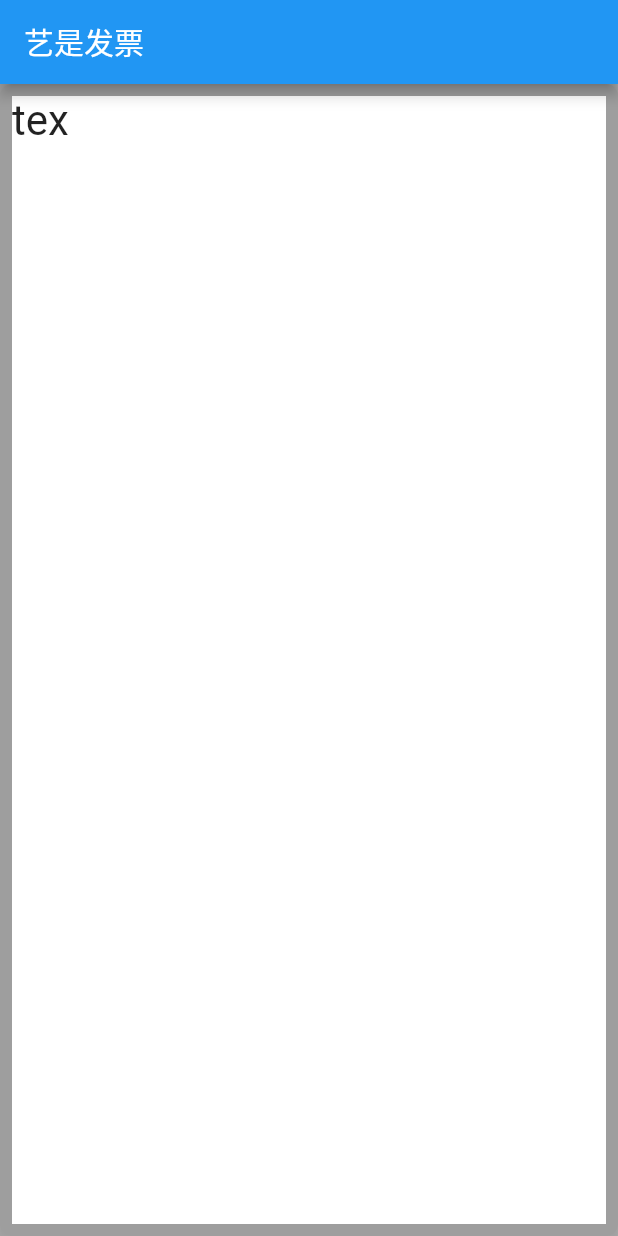
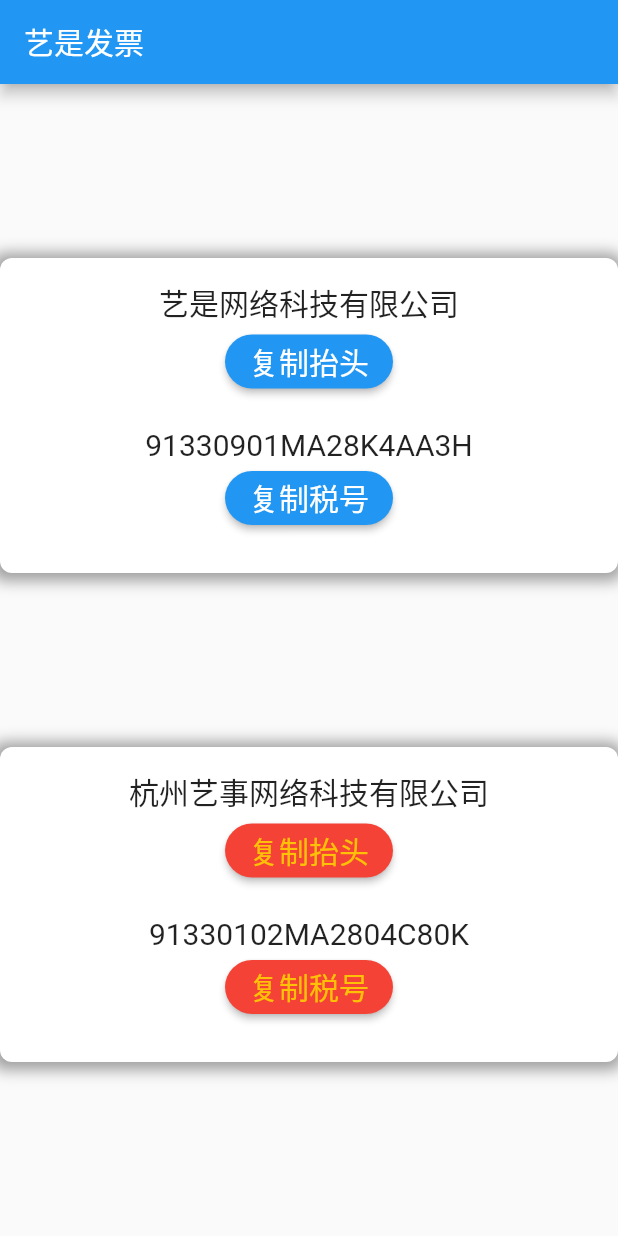
Before and after one commit to fbyfbyfby/flutterDemo, a Flutter app: the screen it shows after launch, on a phone screen of 412 x 824 dp. Run offline on Flutter 3.47's test engine with Material 2 defaults, Android fonts, the phone set to English and light mode, and no system bars; our stand-ins replace fluttertoast.

Commit message:
Android 完成

```diff
--- a/flutter_demo/lib/main.dart
+++ b/flutter_demo/lib/main.dart
@@ -1,4 +1,7 @@
 import 'package:flutter/material.dart';
+import 'dart:ui' as ui;
+import 'package:fluttertoast/fluttertoast.dart';
+import 'package:flutter/services.dart';
 
 void main() => runApp(new MyApp());
 
@@ -6,7 +9,13 @@
   @override
   Widget build(BuildContext context) {
     final appName = "艺是发票助手";
-
+    MediaQueryData mediaQuery = MediaQueryData.fromWindow(ui.window);
+    var w = mediaQuery.size.width; //屏幕宽度
+    var h = mediaQuery.size.height; //屏幕高度
+    const name1 = '艺是网络科技有限公司';
+    const num1 = '91330901MA28K4AA3H';
+    const name2 = '杭州艺事网络科技有限公司';
+    const num2 = '91330102MA2804C80K';
     return new MaterialApp(
       title: appName,
       home: new Scaffold(
@@ -14,26 +23,158 @@
           title: new Text('艺是发票'),
         ),
         body: new Center(
-            child: Container(
-          constraints: new BoxConstraints.expand(),
+            child: Column(
+          mainAxisAlignment: MainAxisAlignment.spaceEvenly,
+          children: <Widget>[
+            new Container(
+              padding: EdgeInsets.all(15),
+              height: 0.35 * h,
+              width: 0.8 * w,
               decoration: BoxDecoration(
                 color: Colors.white,
                 boxShadow: <BoxShadow>[
                   new BoxShadow(
                     color: Colors.grey,
                     blurRadius: 8.0,
-                spreadRadius: 8.0,
+                    spreadRadius: 4.0,
                     offset: Offset(-1.0, 1.0),
                   )
                 ],
-            border: new Border.all(color: Colors.grey, width: 8.0),
-            borderRadius: const BorderRadius.all(const Radius.circular(8.0)),
+                borderRadius:
+                    const BorderRadius.all(const Radius.circular(8.0)),
               ),
-          child: Text(
-            'tex',
+              child: Column(
+                mainAxisAlignment: MainAxisAlignment.start,
+                children: <Widget>[
+                  Text(
+                    name1,
                     textAlign: TextAlign.left,
-            style: TextStyle(fontSize: 28.0),
+                    style: TextStyle(fontSize: 20.0),
                   ),
+                  MaterialButton(
+                    color: Colors.blue,
+                    shape: RoundedRectangleBorder(
+                        borderRadius: BorderRadius.all(Radius.circular(20))),
+                    onPressed: () {
+                      Clipboard.setData(new ClipboardData(text: name1));
+                      Fluttertoast.showToast(
+                          msg: "抬头已复制",
+                          gravity: ToastGravity.CENTER,
+                          toastLength: Toast.LENGTH_SHORT,
+                          timeInSecForIos: 1,
+                          backgroundColor: Colors.black12,
+                          fontSize: 16.0,
+                          textColor: Colors.black);
+                    },
+                    child: new Text(
+                      "复制抬头",
+                      style: TextStyle(fontSize: 20,color: Colors.white),
+                    ),
+                  ),
+                  Container(height: 20),
+                  Text(
+                    num1,
+                    textAlign: TextAlign.left,
+                    style: TextStyle(fontSize: 20.0),
+                  ),
+                  MaterialButton(
+                    color: Colors.blue,
+                    shape: RoundedRectangleBorder(
+                        borderRadius: BorderRadius.all(Radius.circular(20))),
+                    onPressed: () {
+                      Clipboard.setData(new ClipboardData(text: num1));
+                      Fluttertoast.showToast(
+                          msg: "税号已复制",
+                          gravity: ToastGravity.CENTER,
+                          toastLength: Toast.LENGTH_SHORT,
+                          timeInSecForIos: 1,
+                          backgroundColor: Colors.black12,
+                          fontSize: 16.0,
+                          textColor: Colors.black);
+                    },
+                    child: new Text(
+                      "复制税号",
+                      style: TextStyle(fontSize: 20,color: Colors.white),
+                    ),
+                  )
+                ],
+              ),
+            ),
+            new Container(
+              padding: EdgeInsets.all(15),
+              height: 0.35 * h,
+              width: 0.8 * w,
+              decoration: BoxDecoration(
+                color: Colors.white,
+                boxShadow: <BoxShadow>[
+                  new BoxShadow(
+                    color: Colors.grey,
+                    blurRadius: 8.0,
+                    spreadRadius: 4.0,
+                    offset: Offset(-1.0, 1.0),
+                  )
+                ],
+                borderRadius:
+                    const BorderRadius.all(const Radius.circular(8.0)),
+              ),
+              child: Column(
+                mainAxisAlignment: MainAxisAlignment.start,
+                children: <Widget>[
+                  Text(
+                    name2,
+                    textAlign: TextAlign.left,
+                    style: TextStyle(fontSize: 20.0),
+                  ),
+                  MaterialButton(
+                    color: Colors.red,
+                    shape: RoundedRectangleBorder(
+                        borderRadius: BorderRadius.all(Radius.circular(20))),
+                    onPressed: () {
+                      Clipboard.setData(new ClipboardData(text: name2));
+                      Fluttertoast.showToast(
+                          msg: "抬头已复制",
+                          gravity: ToastGravity.CENTER,
+                          toastLength: Toast.LENGTH_SHORT,
+                          timeInSecForIos: 1,
+                          backgroundColor: Colors.black12,
+                          fontSize: 16.0,
+                          textColor: Colors.black);
+                    },
+                    child: new Text(
+                      "复制抬头",
+                      style: TextStyle(fontSize: 20,color: Colors.amber),
+                    ),
+                  ),
+                  Container(height: 20),
+                  Text(
+                    num2,
+                    textAlign: TextAlign.left,
+                    style: TextStyle(fontSize: 20.0),
+                  ),
+                  MaterialButton(
+                    color: Colors.red,
+                    shape: RoundedRectangleBorder(
+                        borderRadius: BorderRadius.all(Radius.circular(20))),
+                    onPressed: () {
+                      Clipboard.setData(new ClipboardData(text: num2));
+                      Fluttertoast.showToast(
+                          msg: "税号已复制",
+                          gravity: ToastGravity.CENTER,
+                          toastLength: Toast.LENGTH_SHORT,
+                          timeInSecForIos: 1,
+                          backgroundColor: Colors.black12,
+                          fontSize: 16.0,
+                          textColor: Colors.black);
+                    },
+                    child: new Text(
+                      "复制税号",
+                      style: TextStyle(fontSize: 20,color: Colors.amber),
+                    ),
+                  )
+                ],
+              ),
+            )
+          ],
         )),
       ),
     );
--- a/flutter_demo/pubspec.yaml
+++ b/flutter_demo/pubspec.yaml
@@ -23,7 +23,7 @@
   # The following adds the Cupertino Icons font to your application.
   # Use with the CupertinoIcons class for iOS style icons.
   cupertino_icons: ^0.1.2
-
+  fluttertoast: ^3.0.3
 dev_dependencies:
   flutter_test:
     sdk: flutter
```
Also changed, not shown: flutter_demo/pubspec.lock, 6 other files. Lines whose indentation alone changed are shown as unchanged.
